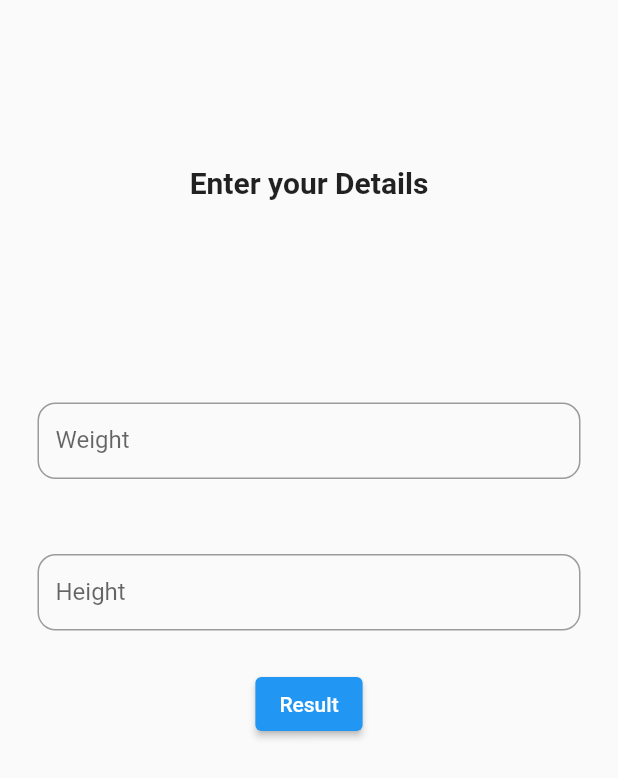
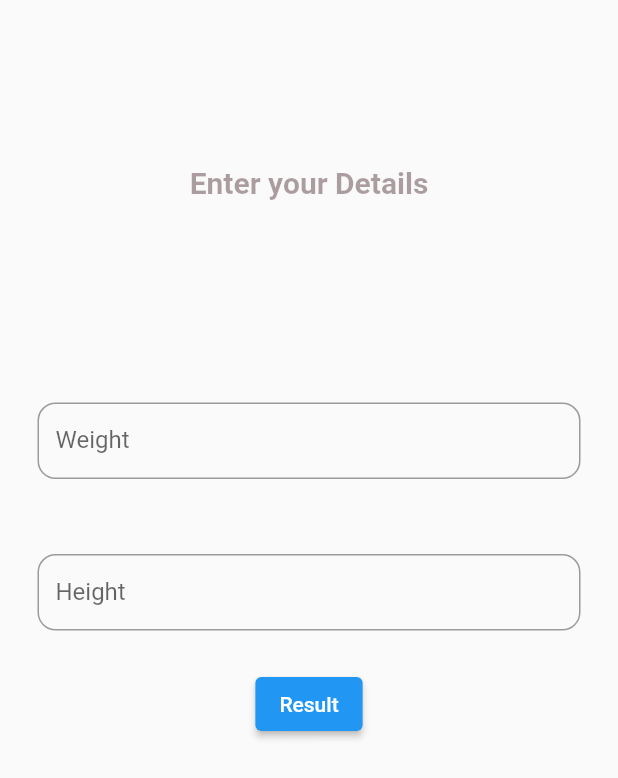
Before and after one commit to eyob31/BMI, a Flutter app: the screen it shows after launch, on a phone screen of 412 x 824 dp. Shown: the top 778 px of the screen. Run offline on Flutter 3.47's test engine with Material 2 defaults, Android fonts, the phone set to English and light mode, and no system bars.

Commit message:
Added a color to 'Enter Your Details' text

```diff
--- a/lib/screens/homePages/home_page.dart
+++ b/lib/screens/homePages/home_page.dart
@@ -19,6 +19,7 @@ class _HomePageState extends State<HomePage> {
           const Spacer(),
           const Text('Enter your Details',
               style: TextStyle(
+                  color: Color.fromARGB(96, 41, 3, 8),
                   fontSize: 20,
                   fontWeight: FontWeight.w600,
                   fontStyle: FontStyle.normal)),
```
